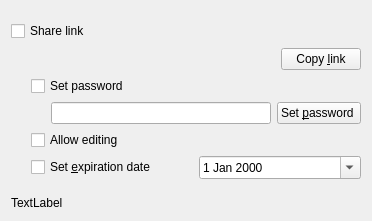
Before: the Qt Designer form src/gui/sharelinkwidget.ui in nextcloud/desktop, drawn with Qt 5.
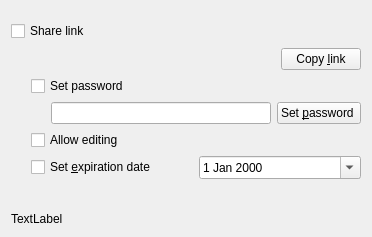
After: the same form once the commit is applied.

Commit message: Share UI: Hide 'allow editing' for files #4211

Diff of the .ui file:
```diff
--- a/src/gui/sharelinkwidget.ui
+++ b/src/gui/sharelinkwidget.ui
@@ -7,7 +7,7 @@
     <x>0</x>
     <y>0</y>
     <width>372</width>
-    <height>212</height>
+    <height>237</height>
    </rect>
   </property>
   <property name="windowTitle">
```
Left out of the diff: 14 changed lines with no effect on the pictures. Lines whose indentation alone changed are shown as unchanged. The commit also changes 2 other files.
